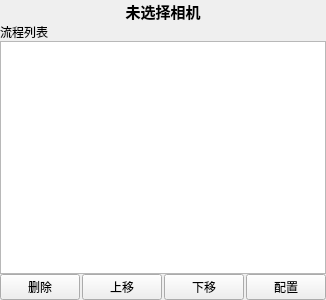
Above: src/ui/workflow_view_widget.ui from yurayurateikoku1/Visual_Inspection_Agent before the change. Below: the same form after it.
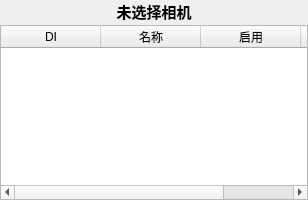
That is the form after the change.

What changed in the file:
```diff
--- a/src/ui/workflow_view_widget.ui
+++ b/src/ui/workflow_view_widget.ui
@@ -7,12 +7,12 @@
     <x>0</x>
     <y>0</y>
     <width>308</width>
-    <height>300</height>
+    <height>200</height>
    </rect>
   </property>
   <layout class="QVBoxLayout" name="verticalLayout">
    <property name="spacing">
-    <number>0</number>
+    <number>2</number>
    </property>
    <property name="leftMargin">
     <number>0</number>
@@ -43,55 +43,33 @@
     </widget>
    </item>
    <item>
-    <widget class="QLabel" name="label_pipeline">
-     <property name="font">
-      <font>
-       <bold>false</bold>
-      </font>
+    <widget class="QTableWidget" name="tableWidget_workflows">
+     <property name="selectionBehavior">
+      <enum>QAbstractItemView::SelectionBehavior::SelectRows</enum>
      </property>
-     <property name="text">
-      <string>流程列表</string>
+     <property name="selectionMode">
+      <enum>QAbstractItemView::SelectionMode::SingleSelection</enum>
      </property>
+     <property name="editTriggers">
+      <set>QAbstractItemView::EditTrigger::NoEditTriggers</set>
+     </property>
+     <property name="alternatingRowColors">
+      <bool>true</bool>
+     </property>
+     <column>
+      <property name="text"><string>DI</string></property>
+     </column>
+     <column>
+      <property name="text"><string>名称</string></property>
+     </column>
+     <column>
+      <property name="text"><string>启用</string></property>
+     </column>
+     <column>
+      <property name="text"><string>操作</string></property>
+     </column>
     </widget>
    </item>
-   <item>
-    <widget class="QListWidget" name="listWidget_pipeline"/>
-   </item>
-   <item>
-    <layout class="QHBoxLayout" name="horizontalLayout_buttons">
-     <property name="spacing">
-      <number>2</number>
-     </property>
-     <item>
-      <widget class="QPushButton" name="pushButton_remove">
-       <property name="text">
-        <string>删除</string>
-       </property>
-      </widget>
-     </item>
-     <item>
-      <widget class="QPushButton" name="pushButton_up">
-       <property name="text">
-        <string>上移</string>
-       </property>
-      </widget>
-     </item>
-     <item>
-      <widget class="QPushButton" name="pushButton_down">
-       <property name="text">
-        <string>下移</string>
-       </property>
-      </widget>
-     </item>
-     <item>
-      <widget class="QPushButton" name="pushButton_config">
-       <property name="text">
-        <string>配置</string>
-       </property>
-      </widget>
-     </item>
-    </layout>
-   </item>
   </layout>
  </widget>
  <resources/>
```
